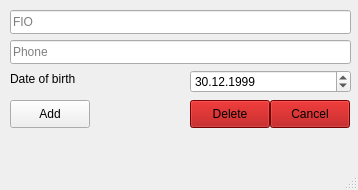
This is ui/add_contact.ui in wladbelsky/phonebook as Qt 5 draws it before an edit. The edited form follows.
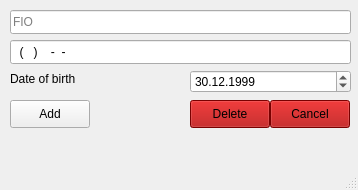
This is the edited form.

Patch:
```diff
--- a/ui/add_contact.ui
+++ b/ui/add_contact.ui
@@ -23,6 +23,9 @@
       <height>24</height>
      </rect>
     </property>
+    <property name="inputMask">
+     <string>0 (000) 000-00-00; </string>
+    </property>
     <property name="echoMode">
      <enum>QLineEdit::Normal</enum>
     </property>
```
